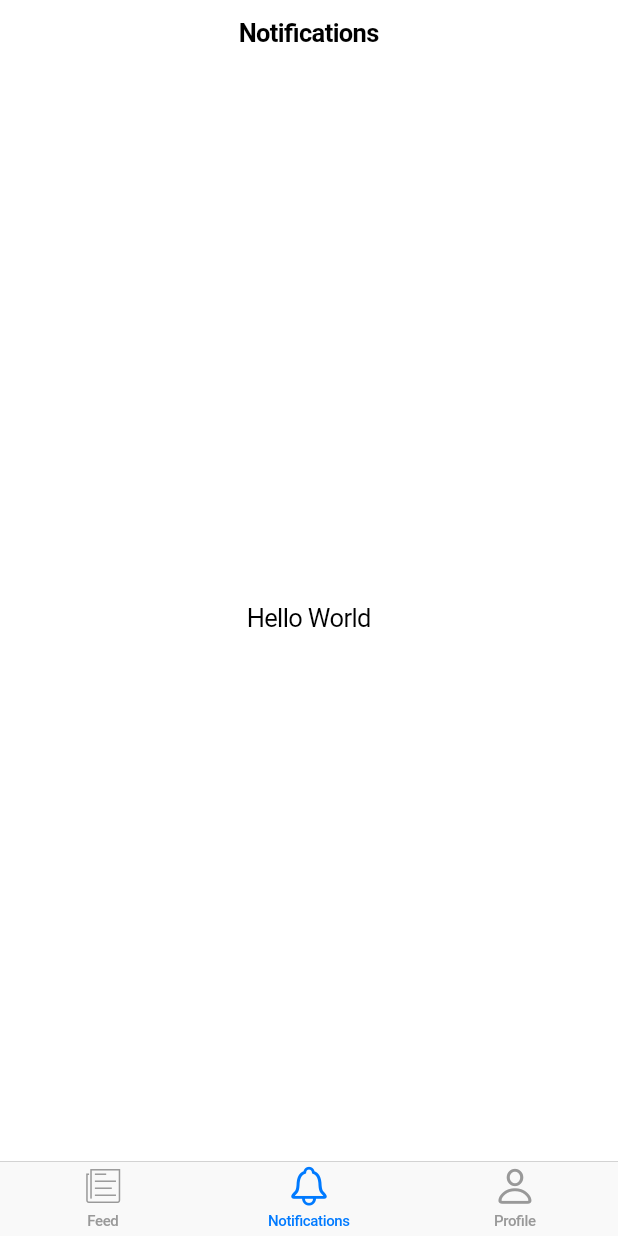
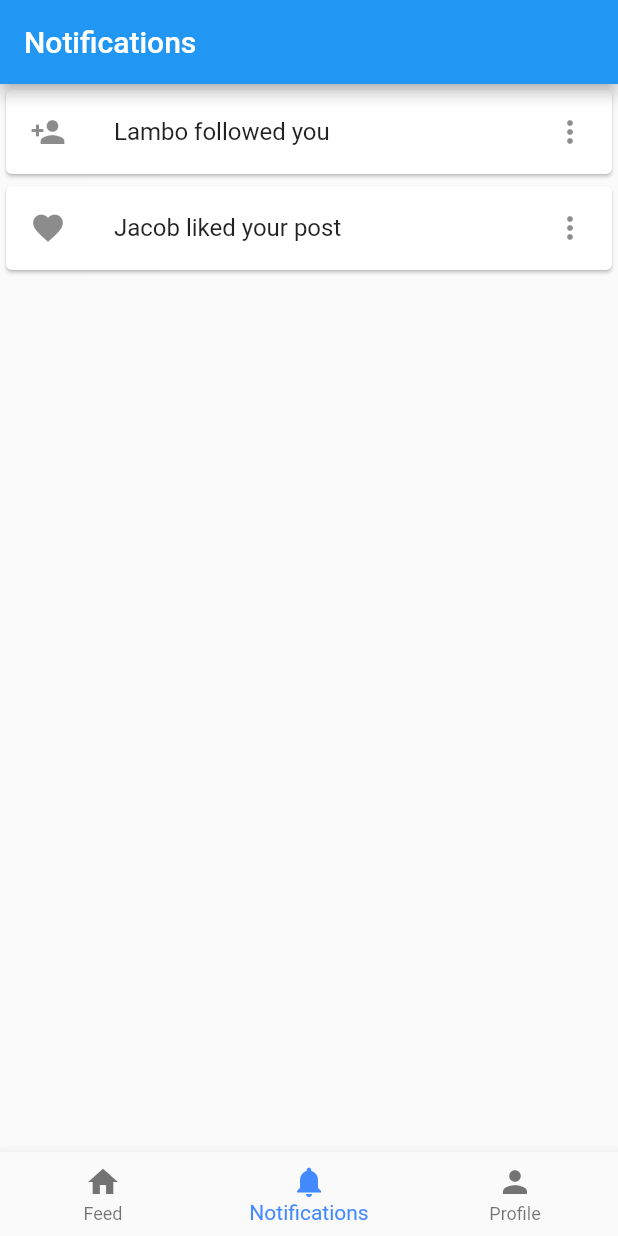
Before and after one commit to LamboCreeper/flutter-experiment, a Flutter app: the screen it shows after launch, item 2 of the bottom bar chosen, on a phone screen of 412 x 824 dp. Run offline on Flutter 3.47's test engine with Material 2 defaults, Android fonts, the phone set to English and light mode, and no system bars.

Commit message:
Switched to Material Design and added Notifications Page.

```diff
--- a/lib/main.dart
+++ b/lib/main.dart
@@ -1,42 +1,71 @@
-import 'package:flutter/cupertino.dart';
+import 'package:flutter/material.dart';
+
+import './widgets/pages/notificationspage.dart';
+
+
+int _selectedIndex = 0;
 
 void main() => runApp(MyApp());
 
 class MyApp extends StatelessWidget {
   Widget build(BuildContext context) => (
-    CupertinoApp(
+    MaterialApp(
       home: HomeScreen()
     )
   );
 }
 
-class HomeScreen extends StatelessWidget {
+const pages = ["Feed", "Notifications", "Profile"];
+
+class HomeScreen extends StatefulWidget {
+  @override
+  createState() => _HomeScreenState();
+}
+
+class _HomeScreenState extends State<HomeScreen> {
+  int _selectedIndex = 0;
+
+  @override
   Widget build(BuildContext context) => (
-    CupertinoTabScaffold(
-      tabBar: CupertinoTabBar(items: [
+    Scaffold(
+      appBar: AppBar(
+        title: Text(pages[_selectedIndex])
+      ),
+      body: Center(
+        child: renderPage(_selectedIndex)
+      ),
+      bottomNavigationBar: BottomNavigationBar(
+        items: [
           BottomNavigationBarItem(
-          icon: Icon(CupertinoIcons.news),
+            icon: Icon(Icons.home),
             title: Text("Feed")
           ),
           BottomNavigationBarItem(
-            icon: Icon(CupertinoIcons.bell),
+              icon: Icon(Icons.notifications),
               title: Text("Notifications")
           ),
           BottomNavigationBarItem(
-            icon: Icon(CupertinoIcons.person),
+              icon: Icon(Icons.person),
               title: Text("Profile")
           )
-      ]),
-      tabBuilder: (BuildContext context, int i) => (
-        CupertinoPageScaffold(
-          navigationBar: CupertinoNavigationBar(
-            middle: Text(i == 0 ? "Feed" : i == 1 ? "Notifications" : "Profile")
-          ),
-          child: Center(
-            child: Text("Hello World")
-          )
-        )
+        ],
+        currentIndex: _selectedIndex,
+        selectedItemColor: Colors.blueAccent,
+        onTap: (int index) {
+          setState(() {
+            _selectedIndex = index;
+          });
+        }
       )
     )
   );
 }
+
+Widget renderPage(int pageIndex) {
+  switch(pageIndex) {
+    case 1:
+      return NotificationsPage();
+    default:
+      return Text("Not Implimented");
+  }
+}
--- /dev/null
+++ b/lib/widgets/notification_card.dart
@@ -0,0 +1,18 @@
+import 'package:flutter/material.dart'
+;
+class NotificationCard extends StatelessWidget {
+  final IconData icon;
+  final String message;
+
+  NotificationCard(this.icon, this.message);
+
+  Widget build(BuildContext context) => (
+      Card(
+          child: ListTile(
+              leading: Icon(this.icon),
+              title: Text(this.message),
+              trailing: Icon(Icons.more_vert)
+          )
+      )
+  );
+}
--- /dev/null
+++ b/lib/widgets/pages/notificationspage.dart
@@ -0,0 +1,14 @@
+import 'package:flutter/material.dart';
+
+import '../notification_card.dart';
+
+class NotificationsPage extends StatelessWidget {
+  Widget build(BuildContext context) => (
+      ListView(
+          children: <Widget>[
+            NotificationCard(Icons.person_add, "Lambo followed you"),
+            NotificationCard(Icons.favorite, "Jacob liked your post")
+          ]
+      )
+  );
+}
--- a/pubspec.yaml
+++ b/pubspec.yaml
@@ -9,11 +9,10 @@ environment:
 dependencies:
   flutter:
     sdk: flutter
-  cupertino_icons: ^0.1.2
 
 dev_dependencies:
   flutter_test:
     sdk: flutter
 
 flutter:
-  uses-material-design: false
+  uses-material-design: true
```
Also changed, not shown: pubspec.lock. Lines whose indentation alone changed are shown as unchanged.
